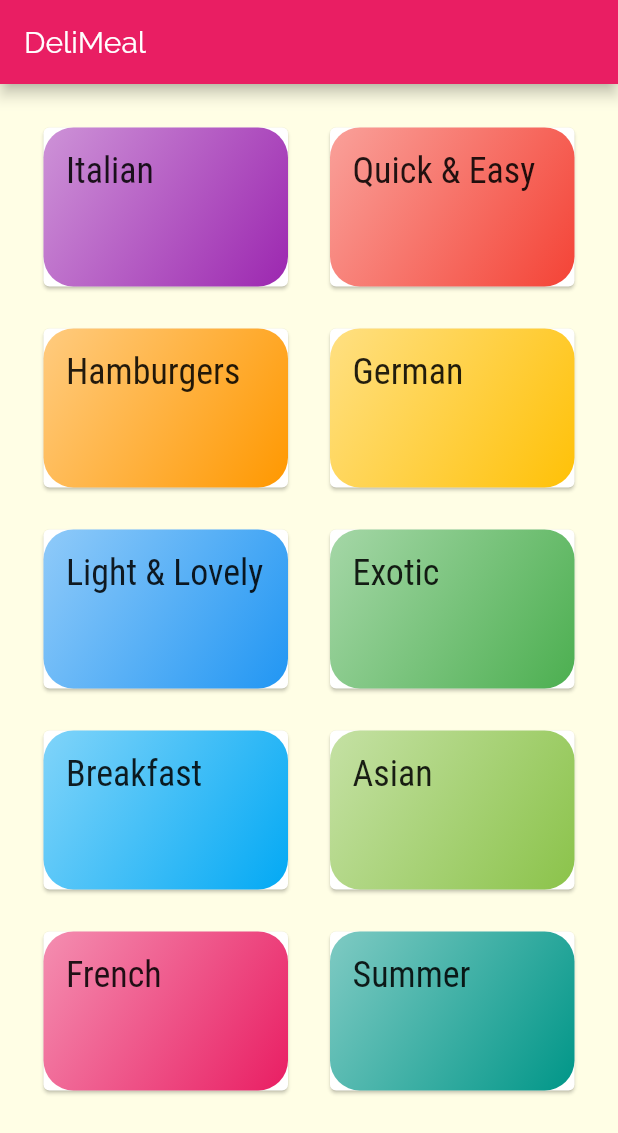
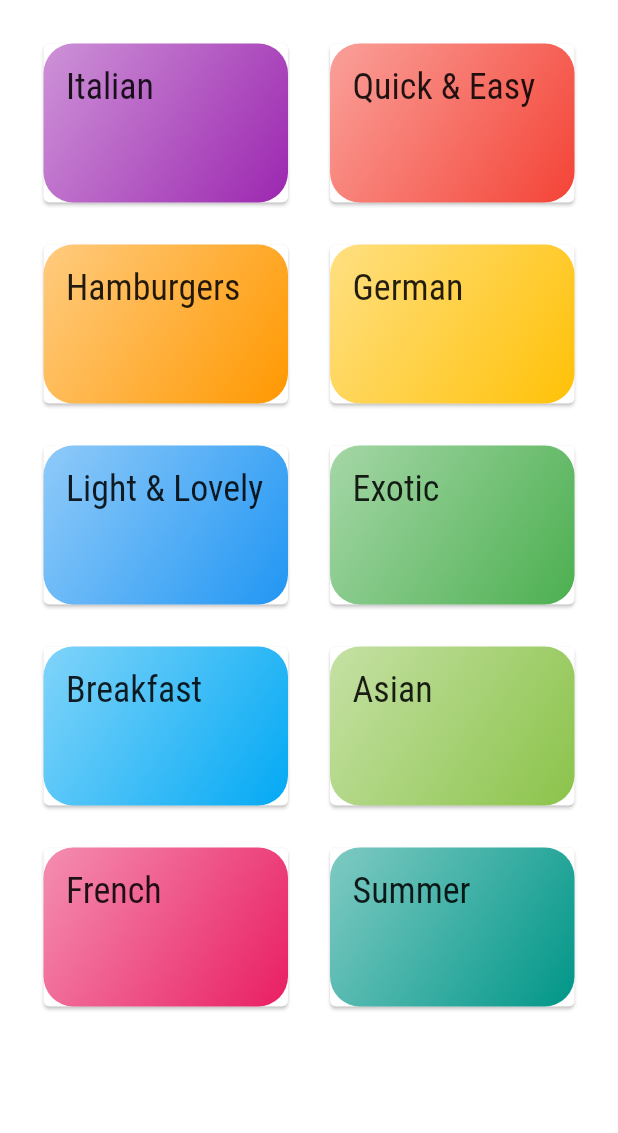
Before and after one commit to nazaawa/recette, a Flutter app: the screen it shows after launch, on a phone screen of 412 x 824 dp. Shown: the top 1133 px of the screen. Run offline on Flutter 3.47's test engine with Material 2 defaults, Android fonts, the phone set to English and light mode, and no system bars.

Commit message:
the scre

```diff
--- a/lib/screens/categorie_screens.dart
+++ b/lib/screens/categorie_screens.dart
@@ -8,11 +8,7 @@ class CategoryScreens extends StatelessWidget {
 
   @override
   Widget build(BuildContext context) {
-    return Scaffold(
-      appBar: AppBar(
-        title: const Text("DeliMeal"),
-      ),
-      body: GridView.count(
+    return  GridView.count(
         padding:const EdgeInsets.all(25),
         crossAxisCount: 2,
         childAspectRatio: 3 / 2,
@@ -25,7 +21,7 @@ class CategoryScreens extends StatelessWidget {
                       color: cartdate.color, title: cartdate.title),
                 ))
             .toList(),
-      ),
-    );
+      );
+
   }
 }
```
Also changed, not shown: lib/screens/tabs_screens.dart (+39 -2 lines).
